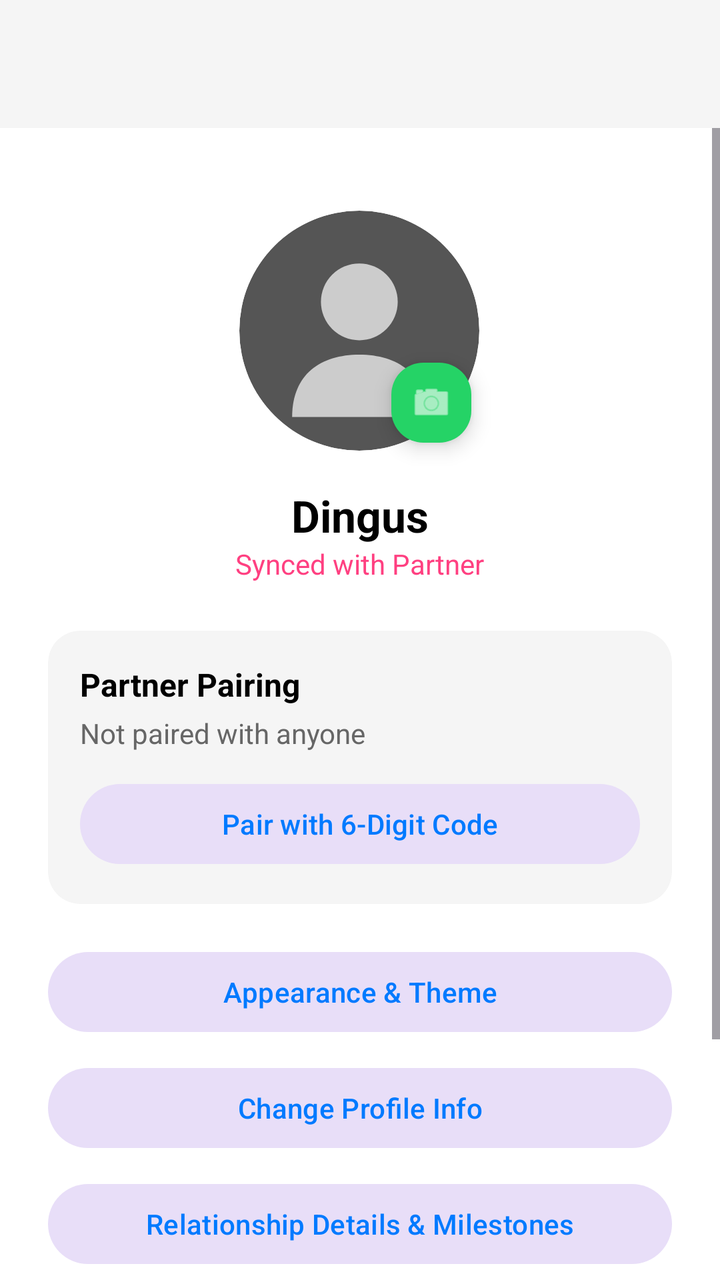
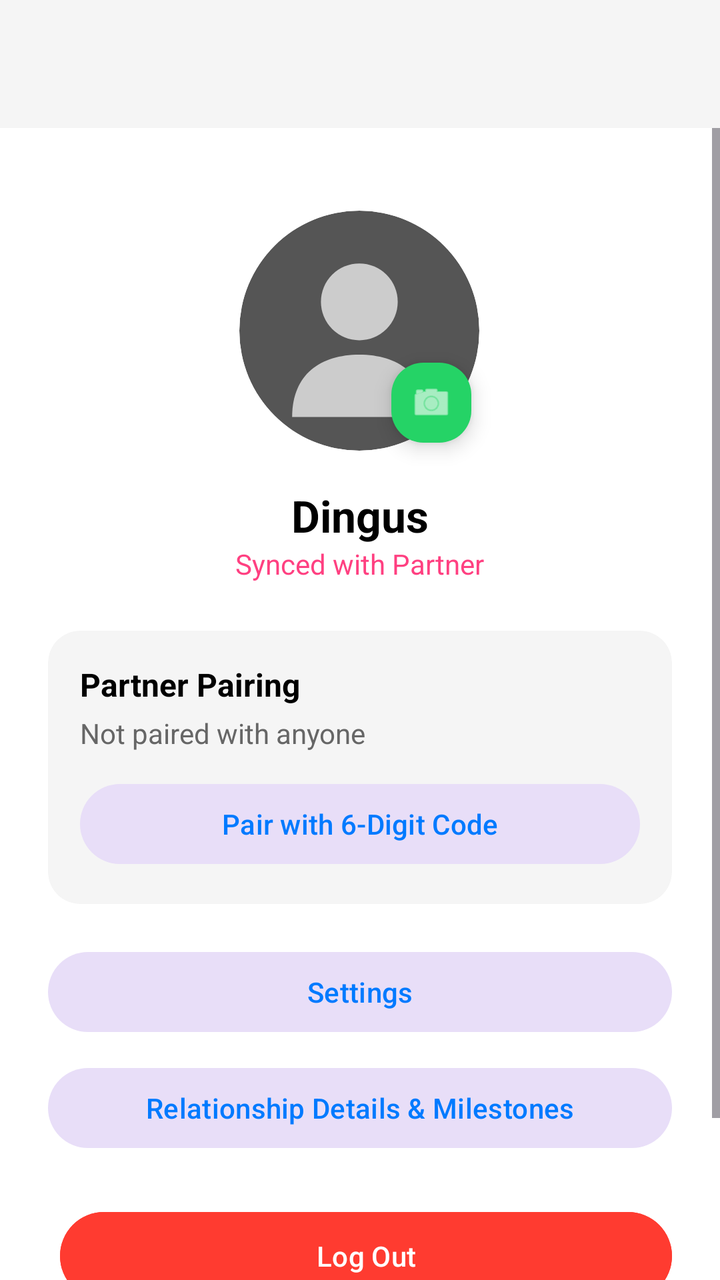

The first picture is an Android layout as it rendered before a commit; the second is the same layout after the commit. The layout source and the unified diff follow.
<!-- AndroidManifest.xml: application theme Theme.ProjectCecily -->
<!-- res/layout/activity_account.xml -->
<?xml version="1.0" encoding="utf-8"?>
<androidx.constraintlayout.widget.ConstraintLayout xmlns:android="http://schemas.android.com/apk/res/android"
    xmlns:app="http://schemas.android.com/apk/res-auto"
    android:layout_width="match_parent"
    android:layout_height="match_parent"
    android:background="@color/app_background">

    
    <com.google.android.material.appbar.AppBarLayout
        android:id="@+id/appBarLayout"
        android:layout_width="match_parent"
        android:layout_height="wrap_content"
        android:fitsSystemWindows="true"
        app:elevation="4dp"
        app:layout_constraintEnd_toEndOf="parent"
        app:layout_constraintStart_toStartOf="parent"
        app:layout_constraintTop_toTopOf="parent">

        <com.google.android.material.appbar.MaterialToolbar
            android:id="@+id/toolbar"
            android:layout_width="match_parent"
            android:layout_height="?attr/actionBarSize"
            android:background="@color/card_background" />
    </com.google.android.material.appbar.AppBarLayout>

    <ScrollView
        android:id="@+id/account_scroll"
        android:layout_width="0dp"
        android:layout_height="0dp"
        app:layout_constraintBottom_toBottomOf="parent"
        app:layout_constraintEnd_toEndOf="parent"
        app:layout_constraintStart_toStartOf="parent"
        app:layout_constraintTop_toBottomOf="@id/appBarLayout">

        <LinearLayout
            android:layout_width="match_parent"
            android:layout_height="wrap_content"
            android:orientation="vertical"
            android:padding="24dp">

            
            <FrameLayout
                android:layout_width="match_parent"
                android:layout_height="wrap_content"
                android:paddingTop="10dp"
                android:paddingBottom="10dp">

                <RelativeLayout
                    android:layout_width="135dp"
                    android:layout_height="135dp"
                    android:layout_gravity="center">

                    <com.google.android.material.imageview.ShapeableImageView
                        android:id="@+id/ivProfilePic"
                        android:layout_width="120dp"
                        android:layout_height="120dp"
                        android:layout_centerInParent="true"
                        android:scaleType="centerCrop"
                        android:src="@drawable/ic_blank_user"
                        app:shapeAppearanceOverlay="@style/CircleImage" />

                    <com.google.android.material.floatingactionbutton.FloatingActionButton
                        android:id="@+id/btnChangeProfilePic"
                        android:layout_width="40dp"
                        android:layout_height="40dp"
                        android:layout_alignBottom="@id/ivProfilePic"
                        android:layout_alignEnd="@id/ivProfilePic"
                        android:contentDescription="Change Profile Picture"
                        app:backgroundTint="#25D366"
                        app:fabCustomSize="40dp"
                        app:maxImageSize="22dp"
                        app:srcCompat="@android:drawable/ic_menu_camera"
                        app:tint="#FFFFFF" />
                </RelativeLayout>
            </FrameLayout>

            <TextView
                android:id="@+id/tvUserName"
                android:layout_width="wrap_content"
                android:layout_height="wrap_content"
                android:layout_gravity="center"
                android:text="Dingus"
                android:textColor="@color/text_primary"
                android:textSize="22sp"
                android:textStyle="bold" />

            <TextView
                android:id="@+id/tvSyncedPartner"
                android:layout_width="wrap_content"
                android:layout_height="wrap_content"
                android:layout_gravity="center"
                android:text="Synced with Partner"
                android:textColor="#FF4081"
                android:textSize="14sp" />

            
            <com.google.android.material.card.MaterialCardView
                android:layout_width="match_parent"
                android:layout_height="wrap_content"
                android:layout_marginTop="24dp"
                app:cardBackgroundColor="@color/card_background"
                app:cardCornerRadius="16dp"
                app:strokeWidth="0dp">

                <LinearLayout
                    android:layout_width="match_parent"
                    android:layout_height="wrap_content"
                    android:orientation="vertical"
                    android:padding="16dp">

                    <TextView
                        android:layout_width="wrap_content"
                        android:layout_height="wrap_content"
                        android:text="Partner Pairing"
                        android:textColor="@color/text_primary"
                        android:textSize="16sp"
                        android:textStyle="bold" />

                    <TextView
                        android:id="@+id/tvPairingStatus"
                        android:layout_width="wrap_content"
                        android:layout_height="wrap_content"
                        android:layout_marginTop="4dp"
                        android:text="Not paired with anyone"
                        android:textColor="@color/text_secondary"
                        android:textSize="14sp" />

                    <Button
                        android:id="@+id/btnPairPartner"
                        style="@style/Widget.Material3.Button.TonalButton"
                        android:layout_width="match_parent"
                        android:layout_height="wrap_content"
                        android:layout_marginTop="12dp"
                        android:text="Pair with 6-Digit Code" />
                </LinearLayout>
            </com.google.android.material.card.MaterialCardView>

            
            <Button
                android:id="@+id/btnAppearance"
                style="@style/Widget.Material3.Button.TonalButton"
                android:layout_width="match_parent"
                android:layout_height="wrap_content"
                android:layout_marginTop="20dp"
                android:text="Appearance &amp; Theme" />

            <Button
                android:id="@+id/btnEditProfile"
                style="@style/Widget.Material3.Button.TonalButton"
                android:layout_width="match_parent"
                android:layout_height="wrap_content"
                android:layout_marginTop="10dp"
                android:text="Change Profile Info" />

            <Button
                android:id="@+id/btnRelationshipDetails"
                style="@style/Widget.Material3.Button.TonalButton"
                android:layout_width="match_parent"
                android:layout_height="wrap_content"
                android:layout_marginTop="10dp"
                android:text="Relationship Details &amp; Milestones" />

            
            <LinearLayout
                android:layout_width="match_parent"
                android:layout_height="wrap_content"
                android:layout_marginTop="24dp"
                android:gravity="center"
                android:orientation="horizontal">

                <Button
                    android:id="@+id/btnUnpairPartner"
                    android:layout_width="0dp"
                    android:layout_height="52dp"
                    android:layout_marginEnd="6dp"
                    android:layout_weight="1"
                    android:backgroundTint="#FF3B30"
                    android:text="Unpair Partner"
                    android:textColor="#FFFFFF"
                    android:visibility="gone" />

                <Button
                    android:id="@+id/btnLogout"
                    android:layout_width="0dp"
                    android:layout_height="52dp"
                    android:layout_marginStart="6dp"
                    android:layout_weight="1"
                    android:backgroundTint="#FF3B30"
                    android:text="Log Out"
                    android:textColor="#FFFFFF" />
            </LinearLayout>

            <TextView
                android:layout_width="wrap_content"
                android:layout_height="wrap_content"
                android:layout_gravity="center"
                android:layout_marginTop="40dp"
                android:text="Project Cecily v1.0"
                android:textColor="@color/text_secondary"
                android:textSize="12sp" />

        </LinearLayout>
    </ScrollView>

</androidx.constraintlayout.widget.ConstraintLayout>
<!-- resources referenced by this layout -->
<resources>
  <color name="app_background">#FFFFFF</color>
  <color name="card_background">#F5F5F5</color>
  <color name="text_primary">#000000</color>
  <color name="text_secondary">#666666</color>
  <!-- drawable ic_blank_user (drawable) -->
  <?xml version="1.0" encoding="utf-8"?>
  <vector xmlns:android="http://schemas.android.com/apk/res/android"
      android:width="120dp"
      android:height="120dp"
      android:viewportWidth="100"
      android:viewportHeight="100">
      
      <path
          android:fillColor="#555555"
          android:pathData="M0,50 A50,50 0 1,0 100,50 A50,50 0 1,0 0,50 Z" />
      
      <path
          android:fillColor="#CCCCCC"
          android:pathData="M50,22 A16,16 0 1,0 50,54 A16,16 0 1,0 50,22 Z" />
      
      <path
          android:fillColor="#CCCCCC"
          android:pathData="M22,86 C22,68 34,60 50,60 C66,60 78,68 78,86 Z" />
  </vector>
  <style name="CircleImage">
          <item name="cornerSize">50%</item>
      </style>
  <style name="Theme.ProjectCecily" parent="Base.Theme.ProjectCecily" />
  <style name="Base.Theme.ProjectCecily" parent="Theme.Material3.DayNight.NoActionBar">
          
          <item name="colorPrimary">@color/nav_selected</item>
          <item name="windowActionBar">false</item>
          <item name="windowNoTitle">true</item>
  
          
          <item name="colorOnSecondaryContainer">@color/nav_selected</item>
      </style>
  <color name="nav_selected">#007AFF</color>
</resources>

<!-- the commit's change to res/layout/activity_account.xml (unified diff, before → after) -->
@@ -137,20 +137,12 @@
 
             
             <Button
-                android:id="@+id/btnAppearance"
+                android:id="@+id/btnSettings"
                 style="@style/Widget.Material3.Button.TonalButton"
                 android:layout_width="match_parent"
                 android:layout_height="wrap_content"
                 android:layout_marginTop="20dp"
-                android:text="Appearance &amp; Theme" />
-
-            <Button
-                android:id="@+id/btnEditProfile"
-                style="@style/Widget.Material3.Button.TonalButton"
-                android:layout_width="match_parent"
-                android:layout_height="wrap_content"
-                android:layout_marginTop="10dp"
-                android:text="Change Profile Info" />
+                android:text="Settings" />
 
             <Button
                 android:id="@+id/btnRelationshipDetails"
